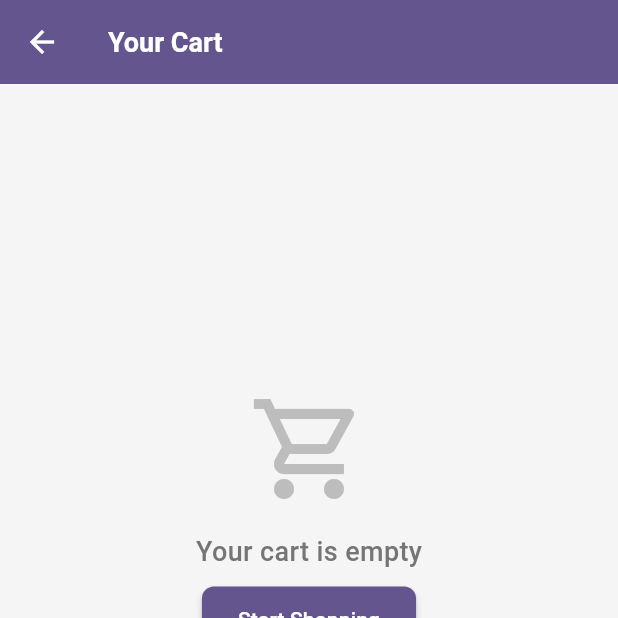
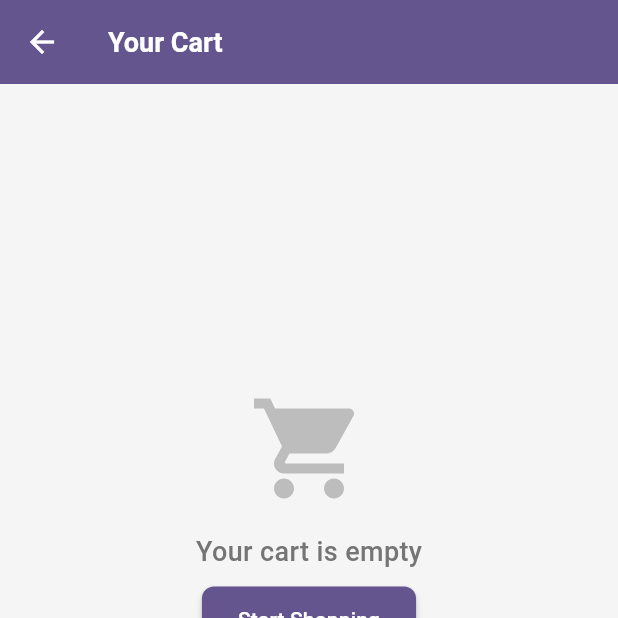
Before and after one commit to seechee6/shopper_application, a Flutter app: the MyCart screen opened by its route, on a phone screen of 412 x 824 dp, the top half of it. Run offline on Flutter 3.47's test engine with Material 3 defaults, Android fonts, the phone set to English and light mode, and no system bars; our stand-ins replace firebase_auth, firebase_core, flutter_svg, go_router, google_sign_in; missing offline and left inert: window_size; accounts and stored records are empty.

Commit message:
Update icon

```diff
--- a/lib/screens/cart.dart
+++ b/lib/screens/cart.dart
@@ -6,6 +6,7 @@ import 'package:flutter/material.dart';
 import 'package:provider/provider.dart';
 import 'package:go_router/go_router.dart';
 import 'package:shop_application/models/cart.dart';
+import 'package:flutter_svg/flutter_svg.dart';
 
 class MyCart extends StatelessWidget {
   const MyCart({super.key});
@@ -53,12 +54,12 @@ class _CartList extends StatelessWidget {
     if (cart.items.isEmpty) {
       return Center(
         child: Column(
-          mainAxisAlignment: MainAxisAlignment.center,
-          children: [
-            Icon(
-              Icons.shopping_cart_outlined,
-              size: 80,
-              color: Colors.grey.shade400,
+          mainAxisAlignment: MainAxisAlignment.center,          children: [
+            SvgPicture.asset(
+              'assets/images/shopping_cart.svg',
+              width: 80,
+              height: 80,
+              colorFilter: ColorFilter.mode(Colors.grey.shade400, BlendMode.srcIn),
             ),
             const SizedBox(height: 16),
             Text(
@@ -130,10 +131,14 @@ class _CartList extends StatelessWidget {
                 style: TextStyle(
                   color: Theme.of(context).colorScheme.primary,
                   fontWeight: FontWeight.bold,
+                ),              ),
+              trailing: IconButton(
+                icon: SvgPicture.asset(
+                  'assets/images/remove_circle.svg',
+                  width: 24,
+                  height: 24,
+                  colorFilter: const ColorFilter.mode(Colors.red, BlendMode.srcIn),
                 ),
-              ),
-              trailing: IconButton(
-                icon: const Icon(Icons.remove_circle, color: Colors.red),
                 onPressed: () {
                   cart.remove(cart.items[index]);
                   ScaffoldMessenger.of(context).showSnackBar(
```
